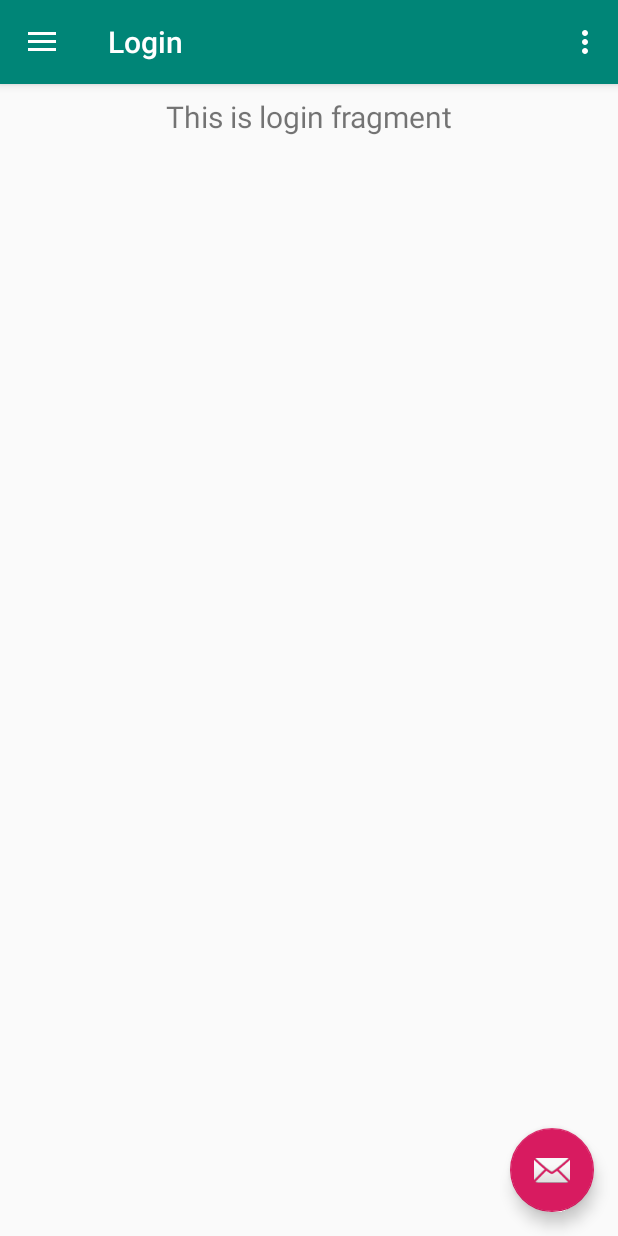
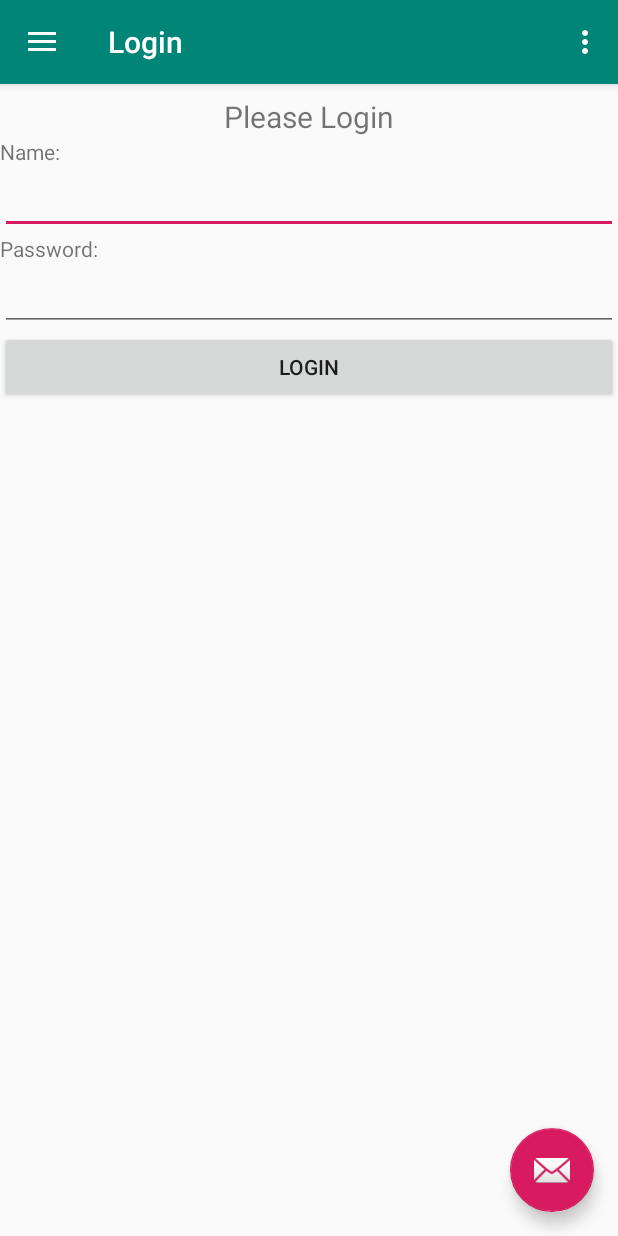
Before and after one commit to NathanMarson/cp3405-2019-team2, an Android app: the screen it shows after launch (MainActivity), on a phone screen of 412 x 824 dp. Run offline under Robolectric (Android 15) with nearby library versions, the phone set to English and light mode, and no system bars; our stand-ins replace navigation-ui.

Commit message:
Add fragment_login layout structure.

```diff
--- a/JobLink/app/src/main/java/com/cp3405/joblink/ui/login/LoginFragment.java
+++ b/JobLink/app/src/main/java/com/cp3405/joblink/ui/login/LoginFragment.java
@@ -32,4 +32,6 @@ public class LoginFragment extends Fragment {
         });
         return root;
     }
+
+
 }
--- a/JobLink/app/src/main/java/com/cp3405/joblink/ui/login/LoginViewModel.java
+++ b/JobLink/app/src/main/java/com/cp3405/joblink/ui/login/LoginViewModel.java
@@ -10,7 +10,7 @@ public class LoginViewModel extends ViewModel {
 
     public LoginViewModel() {
         mText = new MutableLiveData<>();
-        mText.setValue("This is login fragment");
+        mText.setValue("Please Login");
     }
 
     public LiveData<String> getText() {
--- a/JobLink/app/src/main/res/layout/fragment_login.xml
+++ b/JobLink/app/src/main/res/layout/fragment_login.xml
@@ -1,6 +1,8 @@
 <?xml version="1.0" encoding="utf-8"?>
-<androidx.constraintlayout.widget.ConstraintLayout xmlns:android="http://schemas.android.com/apk/res/android"
+<LinearLayout xmlns:android="http://schemas.android.com/apk/res/android"
     xmlns:app="http://schemas.android.com/apk/res-auto"
+    xmlns:tools="http://schemas.android.com/tools"
+    android:orientation="vertical"
     android:layout_width="match_parent"
     android:layout_height="match_parent">
 
@@ -16,4 +18,57 @@
         app:layout_constraintEnd_toEndOf="parent"
         app:layout_constraintStart_toStartOf="parent"
         app:layout_constraintTop_toTopOf="parent" />
-</androidx.constraintlayout.widget.ConstraintLayout>
+
+    <TextView
+        android:id="@+id/text_login_name_prompt"
+        android:text="@string/name"
+        android:layout_width="match_parent"
+        android:layout_height="wrap_content"
+        app:layout_constraintEnd_toEndOf="parent"
+        app:layout_constraintStart_toStartOf="parent"
+        app:layout_constraintTop_toTopOf="parent" />
+
+    <EditText
+        android:id="@+id/text_login_name_entry"
+        android:layout_width="match_parent"
+        android:layout_height="wrap_content"
+        app:layout_constraintEnd_toEndOf="parent"
+        app:layout_constraintStart_toStartOf="parent"
+        app:layout_constraintTop_toTopOf="parent"
+        android:inputType="textPersonName"
+        android:autofillHints=""
+        tools:ignore="LabelFor"
+        tools:targetApi="o" />
+
+    <TextView
+        android:id="@+id/text_login_password_prompt"
+        android:text="@string/password"
+        android:layout_width="match_parent"
+        android:layout_height="wrap_content"
+        app:layout_constraintEnd_toEndOf="parent"
+        app:layout_constraintStart_toStartOf="parent"
+        app:layout_constraintTop_toTopOf="parent" />
+
+    <EditText
+        android:id="@+id/text_login_password_entry"
+        android:layout_width="match_parent"
+        android:layout_height="wrap_content"
+        app:layout_constraintEnd_toEndOf="parent"
+        app:layout_constraintStart_toStartOf="parent"
+        app:layout_constraintTop_toTopOf="parent"
+        android:inputType="textPassword"
+        android:autofillHints=""
+        tools:ignore="LabelFor"
+        tools:targetApi="o" />
+
+    <Button
+        android:id="@+id/button_login"
+        android:layout_width="match_parent"
+        android:layout_height="wrap_content"
+        app:layout_constraintEnd_toEndOf="parent"
+        app:layout_constraintStart_toStartOf="parent"
+        app:layout_constraintTop_toTopOf="parent"
+        android:text="@string/login" />
+
+
+</LinearLayout>
--- a/JobLink/app/src/main/res/values/strings.xml
+++ b/JobLink/app/src/main/res/values/strings.xml
@@ -14,4 +14,7 @@
     <string name="menu_tools">Tools</string>
     <string name="menu_share">Share</string>
     <string name="menu_send">Send</string>
+    <string name="login">Login</string>
+    <string name="name">Name:</string>
+    <string name="password">Password:</string>
 </resources>
```
